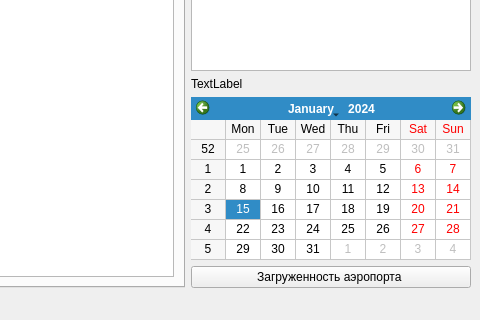
Old version of the form airportinspector.ui in the repository W-AndreyV-W/AirportInspector; both pictures show x 176 to 656 and y 467 to 787 of the 656 by 787 pixel window.
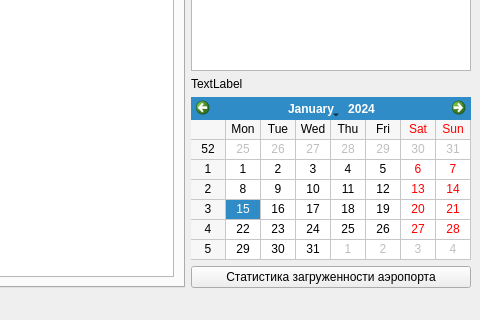
New version of the form.

The edit to the form file:
```diff
--- a/airportinspector.ui
+++ b/airportinspector.ui
@@ -276,7 +276,7 @@
          </size>
         </property>
         <property name="text">
-         <string>Загруженность аэропорта </string>
+         <string>Статистика загруженности аэропорта</string>
         </property>
        </widget>
       </item>
```
